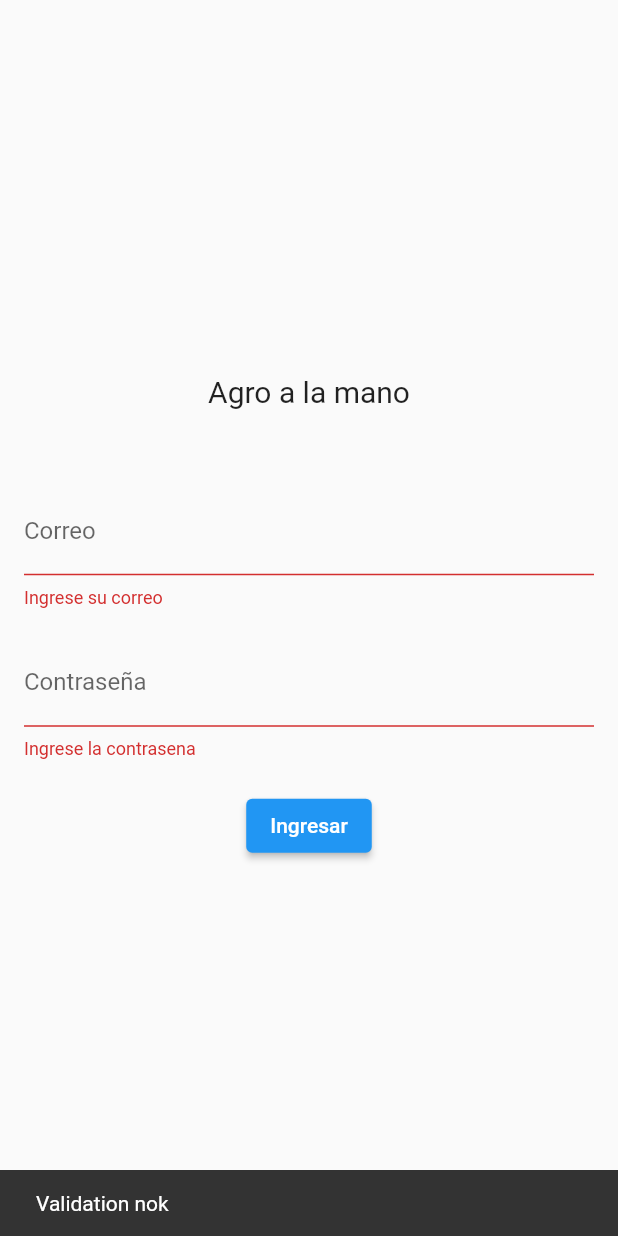
After one commit to juanksRuiz/Desarrollo_movil, a Flutter app: the screen it shows after launch, after a tap on "Ingresar", on a phone screen of 412 x 824 dp. The commit adds this screen. Run offline on Flutter 3.47's test engine with Material 2 defaults, Android fonts, the phone set to English and light mode, and no system bars; our stand-ins replace get; missing offline and left inert: dart:html.

Commit message:
Primera interfaz para login en proceso

```diff
--- /dev/null
+++ b/Proyectos/ensayos/lib/ui/my_app.dart
@@ -0,0 +1,19 @@
+import 'package:ensayos/ui/pages/authentication/login_page.dart';
+import 'package:flutter/material.dart';
+import 'package:get/get.dart';
+
+class MyApp extends StatelessWidget {
+  @override
+  Widget build(BuildContext context) {
+    return GetMaterialApp(
+      debugShowCheckedModeBanner: false,
+      title: 'Authentication Flow',
+      theme: ThemeData(
+        primarySwatch: Colors.blue,
+      ),
+      home: LoginPage(),
+      //theme: ThemeData(
+      //  primarySwatch: Colors.blue
+    );
+  }
+}
--- /dev/null
+++ b/Proyectos/ensayos/lib/ui/pages/authentication/login_page.dart
@@ -0,0 +1,107 @@
+import 'package:ensayos/domain/controllers/authentication_controller.dart';
+import 'package:flutter/material.dart';
+import 'package:get/get.dart';
+
+class LoginPage extends StatefulWidget {
+  const LoginPage({Key? key}) : super(key: key);
+
+  @override
+  _LoginPageState createState() => _LoginPageState();
+}
+
+class _LoginPageState extends State<LoginPage> {
+  final _formKey = GlobalKey<FormState>();
+  final _emailController = TextEditingController();
+  final _passwordController = TextEditingController();
+  AuthenticationController controller = Get.put(AuthenticationController());
+  @override
+  Widget build(BuildContext context) {
+    return Scaffold(
+      key: Key("loginScaffold"),
+      body: Center(
+        child: Column(
+          mainAxisAlignment: MainAxisAlignment.center,
+          children: <Widget>[
+            Padding(
+              padding: EdgeInsets.all(16.0),
+              child: Text("Agro a la mano", style: TextStyle(fontSize: 20)),
+            ),
+            Padding(
+                padding: EdgeInsets.all(16.0),
+                child: Form(
+                  key: _formKey,
+                  child: Column(
+                    children: [
+                      SizedBox(
+                        height: 20,
+                      ),
+                      TextFormField(
+                        key: Key('correoLogin'),
+                        controller: _emailController,
+                        decoration: InputDecoration(labelText: 'Correo'),
+                        validator: (value) {
+                          if (value!.isEmpty) {
+                            return "Ingrese su correo";
+                          } else if (!value.contains('@')) {
+                            return "ingrese una dirección de correo válida";
+                          }
+                        },
+                      ),
+                      SizedBox(
+                        height: 20,
+                      ),
+                      TextFormField(
+                        key: Key('contrasenaLogin'),
+                        controller: this._passwordController,
+                        decoration: InputDecoration(labelText: "Contraseña"),
+                        keyboardType: TextInputType.number,
+                        obscureText: true,
+                        validator: (value) {
+                          if (value!.isEmpty) {
+                            return "Ingrese la contrasena";
+                          } else if (value.length < 6) {
+                            return "La contraseña debería tener más de 6 caracteres.";
+                          }
+                          return null;
+                        },
+                      ),
+                      SizedBox(
+                        height: 20,
+                      ),
+                      // Boton de inicio de sesion
+                      ElevatedButton(
+                          key: Key('loginSubmit'),
+                          onPressed: () async {
+                            // this line dismiss the keyboard by taking away the focus of the TextFormField and giving it to an unused
+                            FocusScope.of(context).requestFocus(FocusNode());
+                            final form = _formKey.currentState;
+                            form!.save();
+                            if (form.validate()) {
+                              var value = await controller.login(
+                                  _emailController.text,
+                                  _passwordController.text);
+                              if (value) {
+                                ScaffoldMessenger.of(context).showSnackBar(
+                                    SnackBar(content: Text('User ok')));
+                              } else {
+                                ScaffoldMessenger.of(context).showSnackBar(
+                                    SnackBar(content: Text('User problem')));
+                              }
+                            } else {
+                              final snackBar = SnackBar(
+                                content: Text('Validation nok'),
+                              );
+                              ScaffoldMessenger.of(context)
+                                  .showSnackBar(snackBar);
+                            }
+                          },
+                          child: Text("Ingresar")),
+                    ],
+                  ),
+                ))
+          ],
+        ),
+      ),
+    );
+  }
+}
--- a/Proyectos/ensayos/pubspec.yaml
+++ b/Proyectos/ensayos/pubspec.yaml
@@ -23,7 +23,7 @@ environment:
 dependencies:
   flutter:
     sdk: flutter
-
+  get: ^4.3.8
 
   # The following adds the Cupertino Icons font to your application.
   # Use with the CupertinoIcons class for iOS style icons.
```
Also changed, not shown: Proyectos/ensayos/lib/domain/controllers/authentication_controller.dart (added, +22 -0 lines), Proyectos/ensayos/lib/main.dart (+2 -140 lines), Proyectos/ensayos/pubspec.lock, 1 other file.
